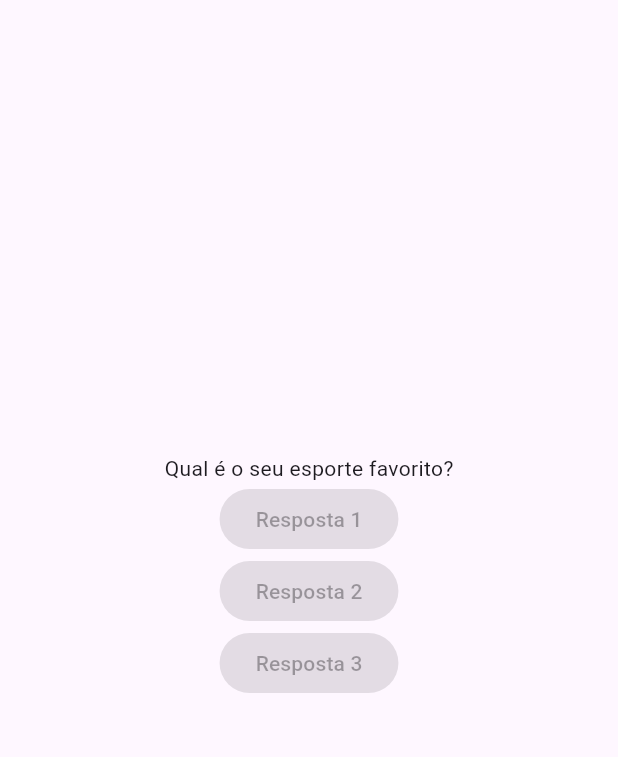
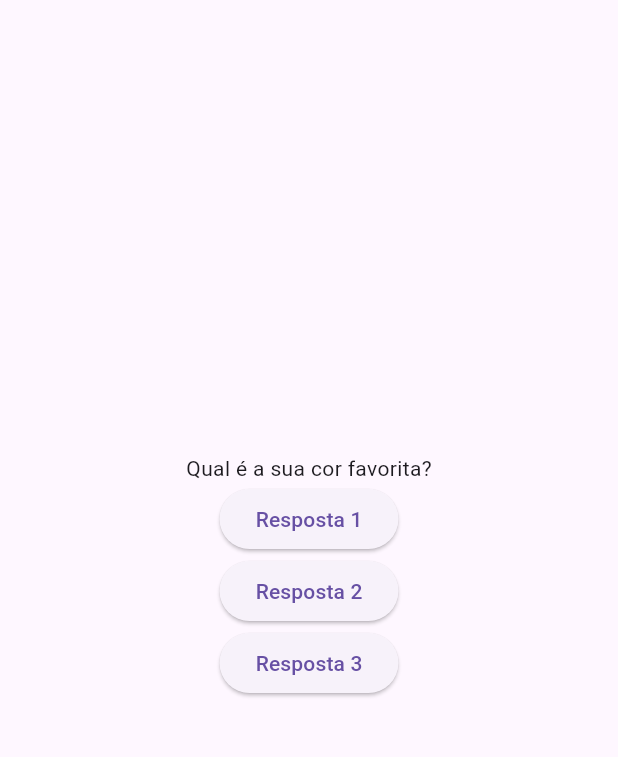
Before and after one commit to Cafurink42/PerguntasApp, a Flutter app: the screen it shows after launch, on a phone screen of 412 x 824 dp, the part 84-841 px from its top. Run offline on Flutter 3.47's test engine with Material 3 defaults, Android fonts, the phone set to English and light mode, and no system bars.

```diff
--- a/lib/main.dart
+++ b/lib/main.dart
@@ -11,6 +11,15 @@ class PerguntaApp extends StatefulWidget {
 }
 
 class _PerguntaAppState extends State<PerguntaApp> {
+  var perguntaSelecionada = 0;
+  //Criação do método responder
+  void responder() {
+    setState(() {
+      perguntaSelecionada++;
+    });
+    print(perguntaSelecionada);
+  }
+
   @override
   Widget build(BuildContext context) {
     final perguntas = [
@@ -18,9 +27,6 @@ class _PerguntaAppState extends State<PerguntaApp> {
       'Qual é o seu animal favorito?',
       'Qual é o seu esporte favorito?',
     ];
-
-    //int perguntaSelecionada = 0;
-    void start_Pergunta() async {}
 
     return MaterialApp(
       home: Scaffold(
@@ -35,10 +41,10 @@ class _PerguntaAppState extends State<PerguntaApp> {
           child: Column(
             mainAxisAlignment: MainAxisAlignment.center,
             children: [
-              Text(perguntas[2]),
-              ElevatedButton(child: Text('Resposta 1'), onPressed: null),
-              ElevatedButton(child: Text('Resposta 2'), onPressed: null),
-              ElevatedButton(child: Text('Resposta 3'), onPressed: null),
+              Text(perguntas[perguntaSelecionada]),
+              ElevatedButton(child: Text('Resposta 1'), onPressed: responder),
+              ElevatedButton(child: Text('Resposta 2'), onPressed: responder),
+              ElevatedButton(child: Text('Resposta 3'), onPressed: responder),
             ],
           ),
         ),
```
